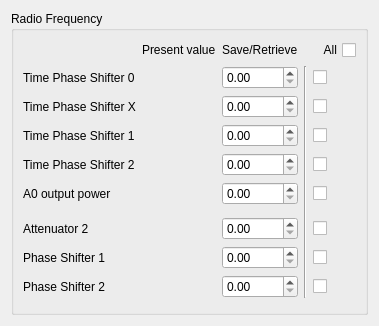
Before: the Qt Designer form src/widgets/ui/snapshot_radiofrequency.ui in srgblnch/LinacGUI, drawn with Qt 5.
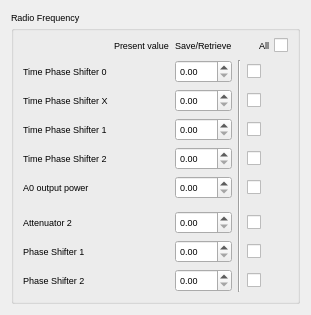
After: the same form once the commit is applied. Custom widgets are drawn as their Qt base class.

Commit message: bug fix the issues with the Danger Ops in the LinacValueCheckBox. Now non of the Danger ops will be autoapply. modify the snapshot widgets

The edit to the form file:
```diff
--- a/src/widgets/ui/snapshot_radiofrequency.ui
+++ b/src/widgets/ui/snapshot_radiofrequency.ui
@@ -6,10 +6,15 @@
    <rect>
     <x>0</x>
     <y>0</y>
-    <width>379</width>
-    <height>326</height>
+    <width>311</width>
+    <height>277</height>
    </rect>
   </property>
+  <property name="font">
+   <font>
+    <pointsize>7</pointsize>
+   </font>
+  </property>
   <property name="windowTitle">
    <string>Form</string>
   </property>
```
Left out of the diff: 34 changed lines with no effect on the pictures. The commit also changes 19 other files.
